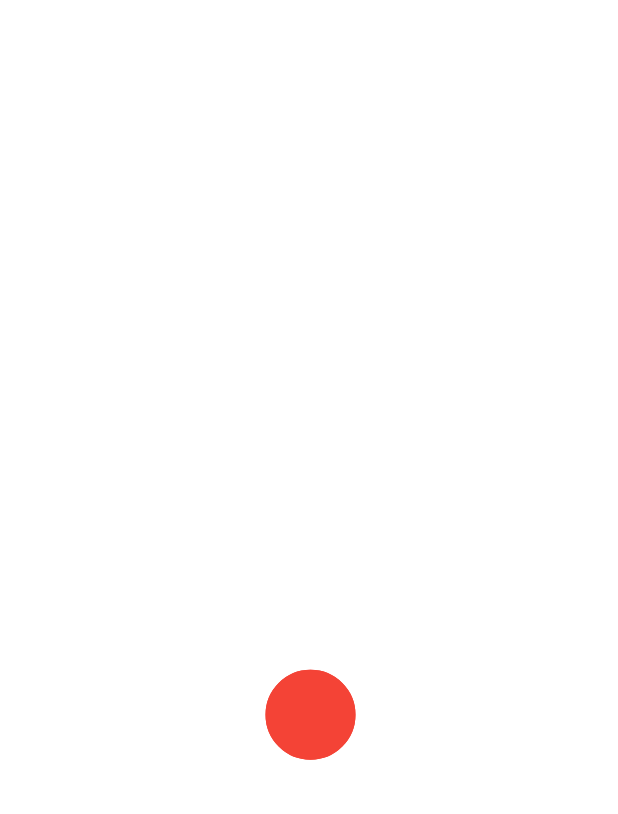
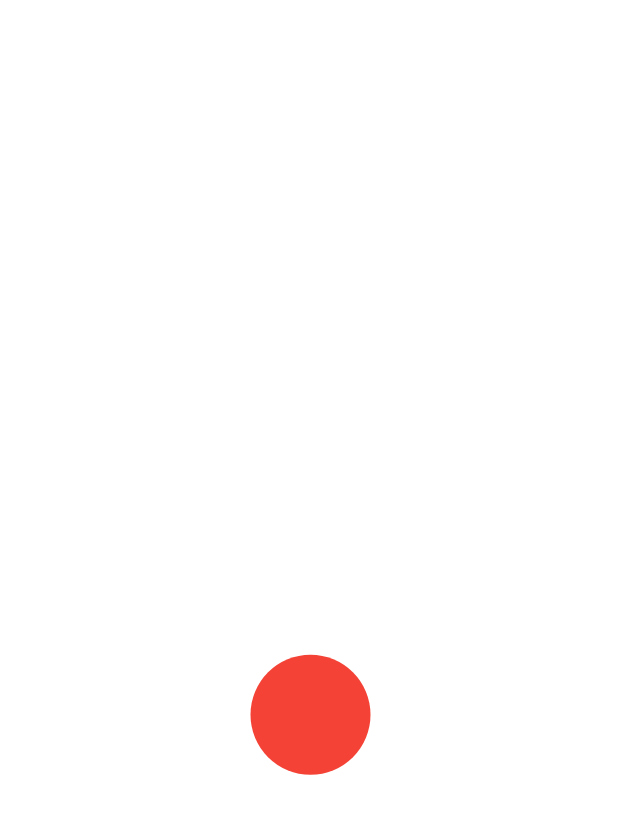
Before and after one commit to eugenio-guarino/ominous-beeping-app, a Flutter app: the screen it shows after launch, on a phone screen of 412 x 824 dp. Shown: the top 814 px of the screen. Run offline on Flutter 3.47's test engine with Material 2 defaults, Android fonts, the phone set to English and light mode, and no system bars.

Commit message:
Change animation size and speed

```diff
--- a/lib/blinking_point.dart
+++ b/lib/blinking_point.dart
@@ -28,7 +28,7 @@ class BlinkingPointState extends State<BlinkingPoint>
   void initState() {
     super.initState();
     animationController = AnimationController(
-      duration: Duration(milliseconds: 1000),
+      duration: Duration(milliseconds: 500),
       vsync: this,
     );
 
--- a/lib/circle.dart
+++ b/lib/circle.dart
@@ -22,15 +22,12 @@ class Circle extends CustomPainter {
     Paint line = new Paint();
     line.strokeCap = StrokeCap.round;
     line.color = color;
-    line.strokeWidth = pointSize;
+    line.strokeWidth = pointSize / 2;
     Offset center = new Offset(xCoor, yCoor / 2);
     double pointRadius = pointSize;
 
     line.style = PaintingStyle.fill;
     canvas.drawCircle(center, pointRadius, line);
-
-    line.style = PaintingStyle.stroke;
-    canvas.drawCircle(center, blinkRadius, line);
 
     line.style = PaintingStyle.stroke;
     canvas.drawCircle(center, blinkRadius, line);
--- a/lib/main.dart
+++ b/lib/main.dart
@@ -18,7 +18,7 @@ class OminousBeepingApp extends StatelessWidget {
                 xCoor: 1.0, // The x coordinate of the point
                 yCoor: 1.0, // The y coordinate of the point
                 pointColor: Colors.red, // The color of the point
-                pointSize: 20.0, // The size of the point
+                pointSize: 40.0, // The size of the point
               ),
             ),
           ),
```
